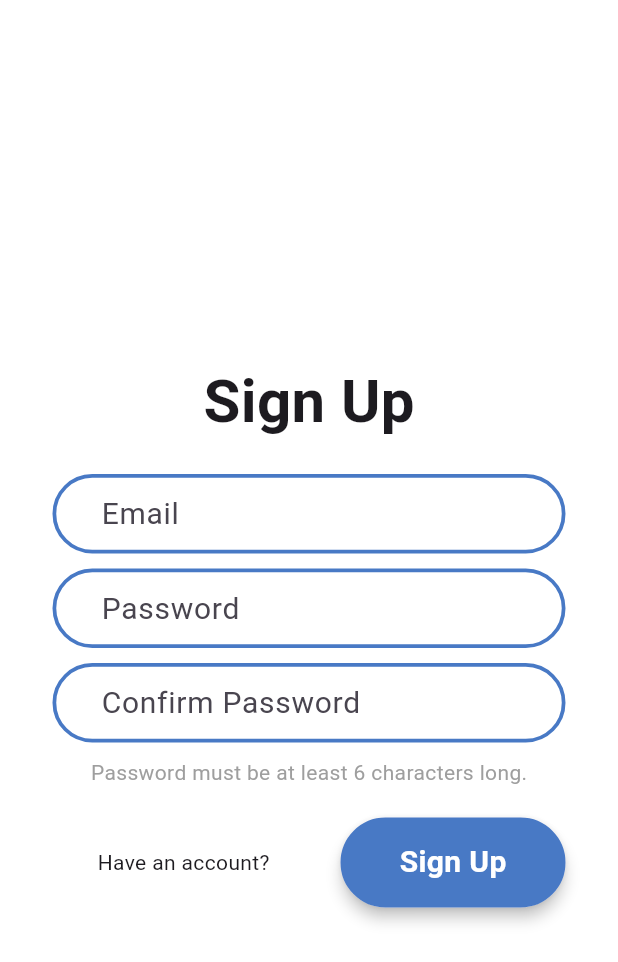
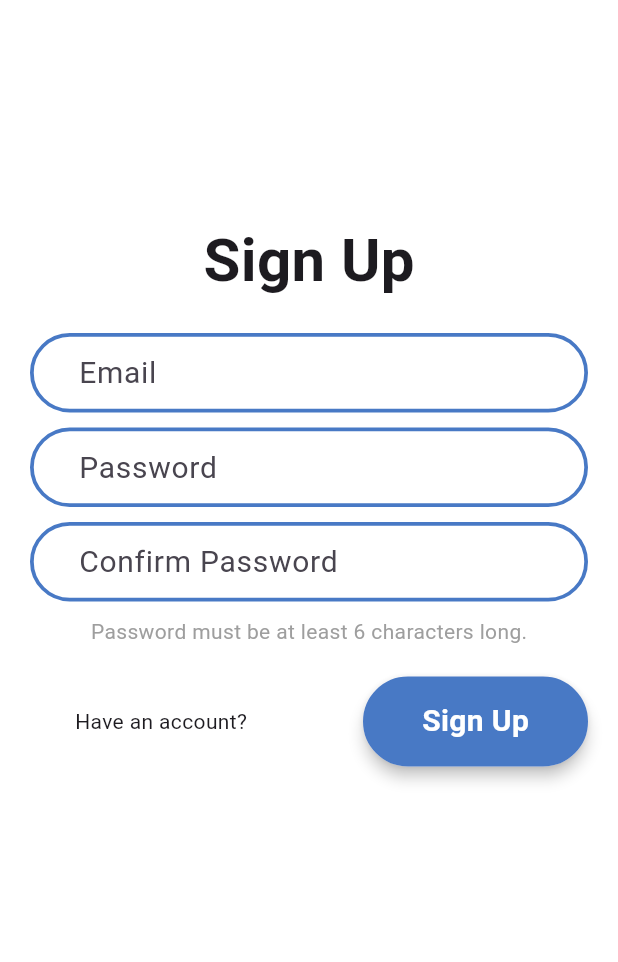
Before and after one commit to wiemkefli/workout-tracker, a Flutter app: the SignUpScreen screen opened by its route, on a phone screen of 412 x 824 dp. Shown: the top 962 px of the screen. Run offline on Flutter 3.47's test engine with Material 3 defaults, Android fonts, the phone set to English and light mode, and no system bars; drawn by our look-alikes of loading_overlay; our stand-ins replace cloud_firestore, firebase_auth, firebase_core, rflutter_alert; accounts and stored records are empty.

Commit message:
UI update v2

```diff
--- a/lib/screens/history.dart
+++ b/lib/screens/history.dart
@@ -16,7 +16,7 @@ class HistoryPage extends StatelessWidget {
     if (user == null) {
       return Scaffold(
         appBar: AppBar(
-          title: const Text('Workout History'),
+          title: const Text('History'),
           leading: IconButton(
             icon: const Icon(Icons.arrow_back),
             onPressed: () {
--- a/lib/screens/signup_screen.dart
+++ b/lib/screens/signup_screen.dart
@@ -23,7 +23,6 @@ class _SignUpScreenState extends State<SignUpScreen> {
 
   @override
   Widget build(BuildContext context) {
-    // ignore: deprecated_member_use
     return WillPopScope(
       onWillPop: () async {
         Navigator.popAndPushNamed(context, HomeScreen.id);
@@ -34,22 +33,13 @@ class _SignUpScreenState extends State<SignUpScreen> {
         body: LoadingOverlay(
           isLoading: _saving,
           child: SafeArea(
+            child: SingleChildScrollView( // Added SingleChildScrollView
               child: Padding(
                 padding: const EdgeInsets.all(20.0),
                 child: Column(
-                crossAxisAlignment: CrossAxisAlignment.stretch,
-                children: [
-                  Expanded(
-                    flex: 2,
-                    child: Padding(
-                      padding: const EdgeInsets.symmetric(
-                        horizontal: 15,
-                      ),
-                      child: Column(
-                        mainAxisAlignment: MainAxisAlignment.center, // Changed to start
                   crossAxisAlignment: CrossAxisAlignment.center,
                   children: [
-                          const SizedBox(height: 20), // Add some space at the top
+                    const SizedBox(height: 125), // Add some space at the top
                     const ScreenTitle(title: 'Sign Up'),
                     const SizedBox(height: 20), // Add space between the title and text fields
                     CustomTextField(
@@ -138,7 +128,6 @@ class _SignUpScreenState extends State<SignUpScreen> {
 
                             if (mounted) {
                               signUpAlert(
-                                      // ignore: use_build_context_synchronously
                                 context: context,
                                 title: 'GOOD JOB',
                                 desc: 'Go login now',
@@ -187,7 +176,6 @@ class _SignUpScreenState extends State<SignUpScreen> {
 
                             if (mounted) {
                               signUpAlert(
-                                      // ignore: use_build_context_synchronously
                                 context: context,
                                 onPressed: () {
                                   Navigator.pop(context);
@@ -222,9 +210,6 @@ class _SignUpScreenState extends State<SignUpScreen> {
                 ),
               ),
             ),
-                ],
-              ),
-            ),
           ),
         ),
       ),
```
Lines whose indentation alone changed are shown as unchanged.
